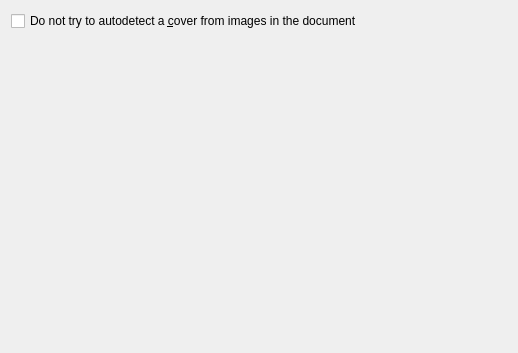
First picture: the form in src/calibre/gui2/convert/docx_input.ui, repository kovidgoyal/calibre, before the edit.
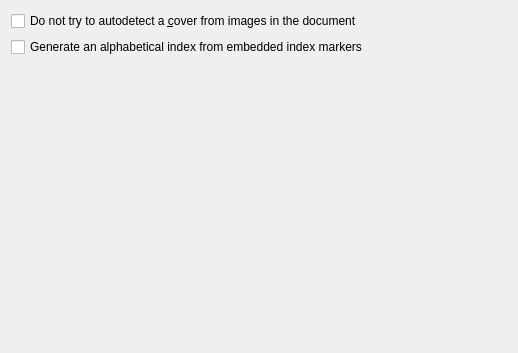
Second picture: the form after the edit.

Commit message: This material adds the option to generate an alphabetical index from index markers in a docx file.

Diff of the .ui file:
```diff
--- a/src/calibre/gui2/convert/docx_input.ui
+++ b/src/calibre/gui2/convert/docx_input.ui
@@ -21,6 +21,13 @@
      </property>
     </widget>
    </item>
+   <item>
+    <widget class="QCheckBox" name="opt_docx_index">
+     <property name="text">
+      <string>Generate an alphabetical index from embedded index markers</string>
+     </property>
+    </widget>
+   </item>
    <item>
     <spacer name="verticalSpacer">
      <property name="orientation">
```
The commit also changes 6 other files.
